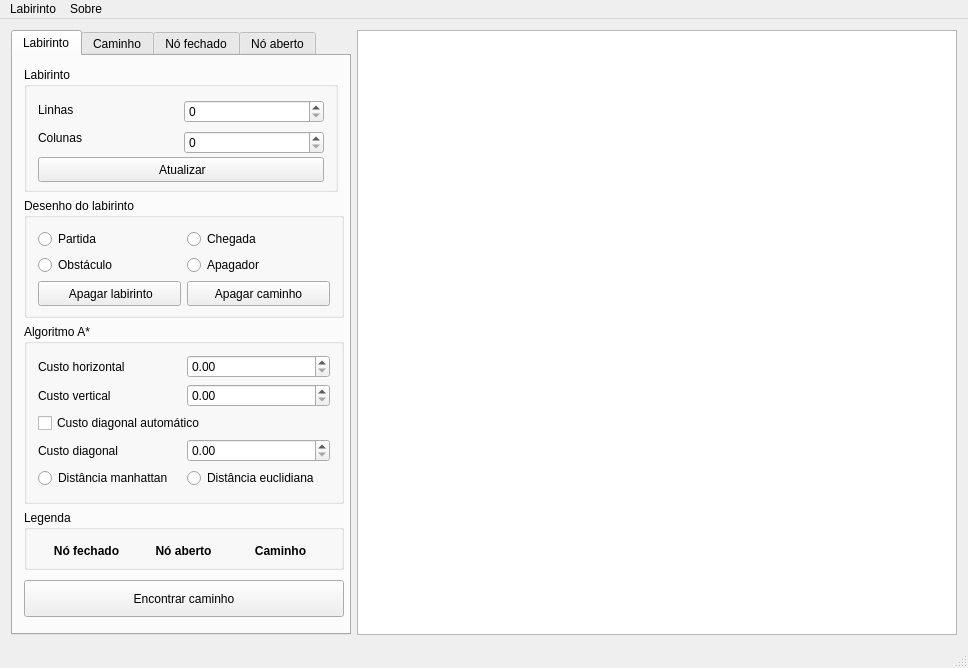
The window that src/mainwindow.ui (carvalhojldc/labyrinth) describes before a commit, drawn with Qt 5.
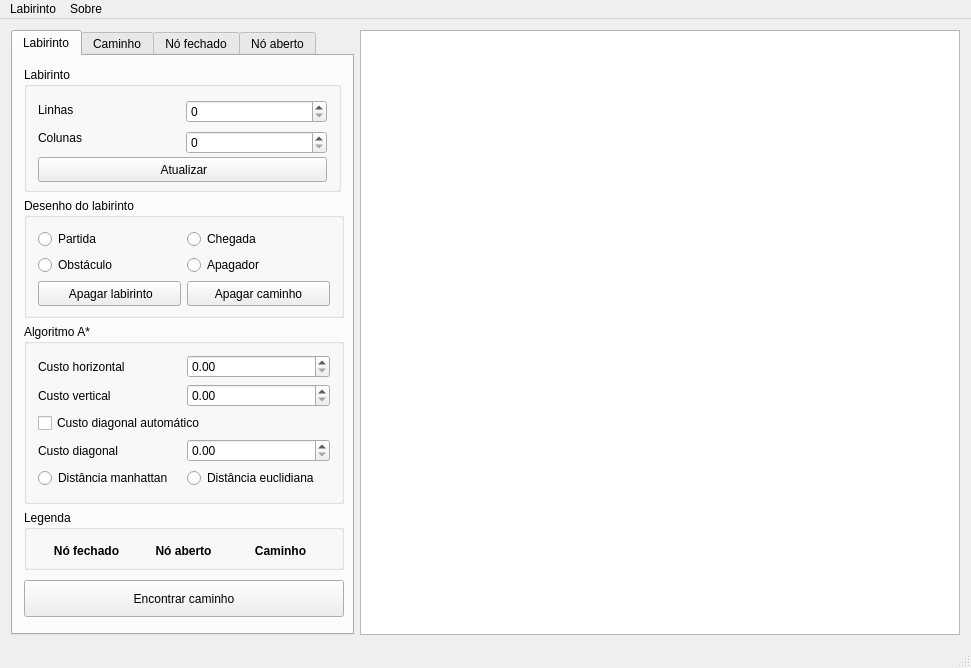
The same window after the commit.

What changed in the file:
```diff
--- a/src/mainwindow.ui
+++ b/src/mainwindow.ui
@@ -6,7 +6,7 @@
    <rect>
     <x>0</x>
     <y>0</y>
-    <width>955</width>
+    <width>971</width>
     <height>668</height>
    </rect>
   </property>
@@ -251,6 +251,9 @@
                    <height>23</height>
                   </size>
                  </property>
+                 <property name="maximum">
+                  <number>999999999</number>
+                 </property>
                 </widget>
                </item>
                <item row="1" column="0" rowspan="2">
@@ -274,6 +277,9 @@
                    <height>23</height>
                   </size>
                  </property>
+                 <property name="maximum">
+                  <number>999999999</number>
+                 </property>
                 </widget>
                </item>
                <item row="3" column="0" colspan="2">
@@ -599,7 +605,7 @@
     <rect>
      <x>0</x>
      <y>0</y>
-     <width>955</width>
+     <width>971</width>
      <height>23</height>
     </rect>
    </property>
```
Left out of the diff: 32 changed lines with no effect on the pictures.
